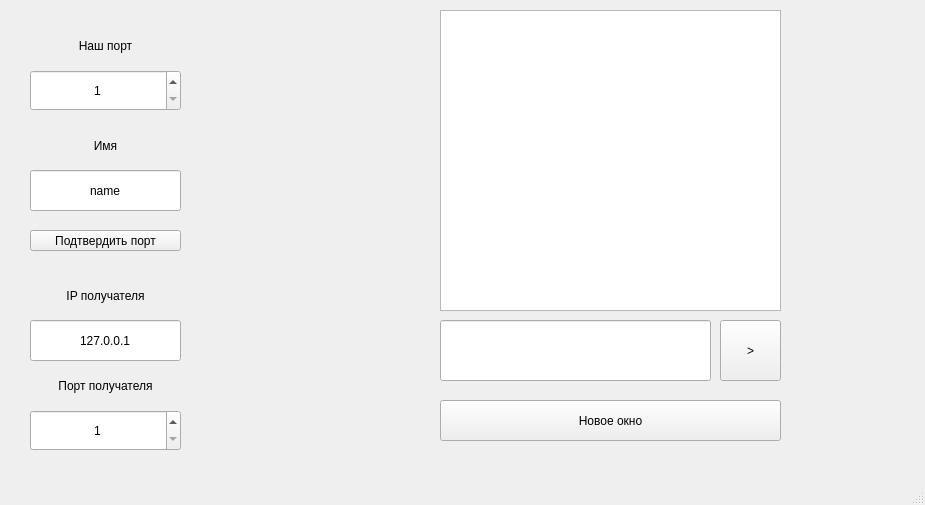
Before: the Qt Designer form mainwindow.ui in xzbey/UdpChat, drawn with Qt 5.
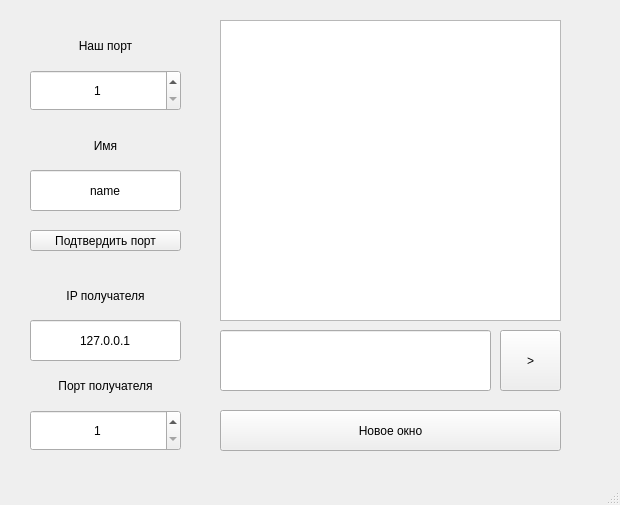
After: the same form once the commit is applied.

Patch:
```diff
--- a/mainwindow.ui
+++ b/mainwindow.ui
@@ -6,7 +6,7 @@
    <rect>
     <x>0</x>
     <y>0</y>
-    <width>925</width>
+    <width>620</width>
     <height>505</height>
    </rect>
   </property>
@@ -125,8 +125,8 @@
    <widget class="QTextEdit" name="chat">
     <property name="geometry">
      <rect>
-      <x>440</x>
-      <y>10</y>
+      <x>220</x>
+      <y>20</y>
       <width>341</width>
       <height>301</height>
      </rect>
@@ -138,8 +138,8 @@
    <widget class="QLineEdit" name="message">
     <property name="geometry">
      <rect>
-      <x>440</x>
-      <y>320</y>
+      <x>220</x>
+      <y>330</y>
       <width>271</width>
       <height>61</height>
      </rect>
@@ -148,8 +148,8 @@
    <widget class="QPushButton" name="send_message">
     <property name="geometry">
      <rect>
-      <x>720</x>
-      <y>320</y>
+      <x>500</x>
+      <y>330</y>
       <width>61</width>
       <height>61</height>
      </rect>
@@ -174,8 +174,8 @@
    <widget class="QPushButton" name="open_new_window">
     <property name="geometry">
      <rect>
-      <x>440</x>
-      <y>400</y>
+      <x>220</x>
+      <y>410</y>
       <width>341</width>
       <height>41</height>
      </rect>
```
Left out of the diff: 2 changed lines with no effect on the pictures.
